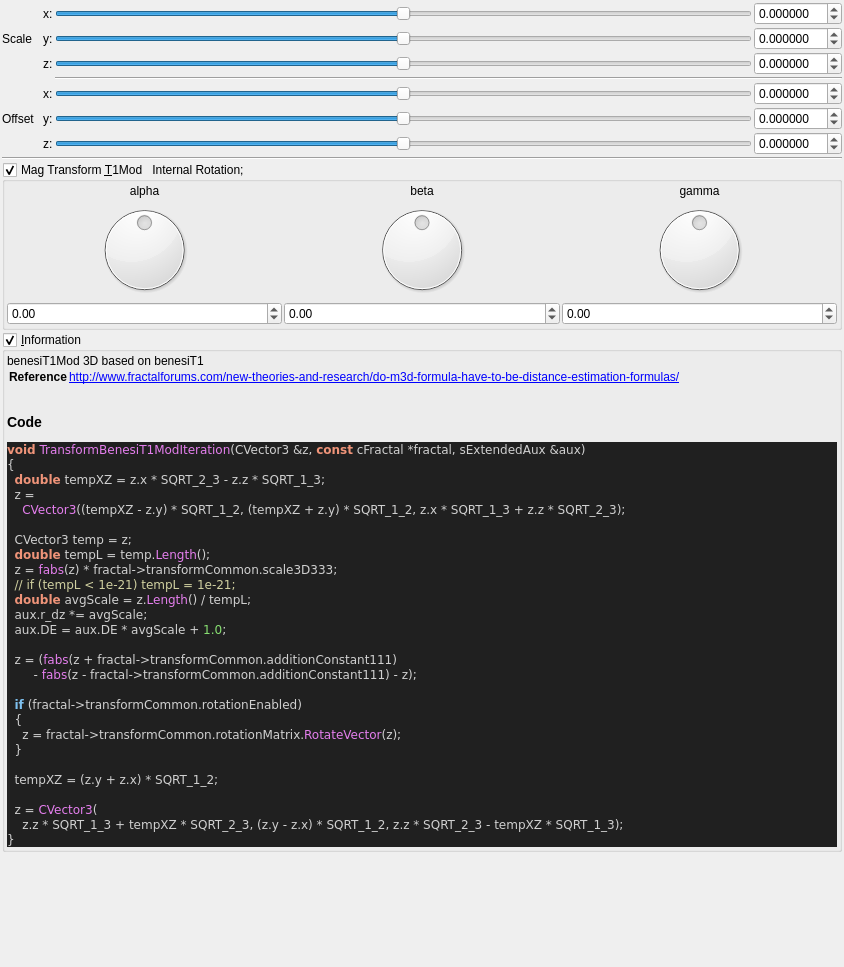
Above: mandelbulber2/qt_data/fractal_transf_benesi_T1Mod.ui from buddhi1980/mandelbulber2 before the change. Below: the same form after it.
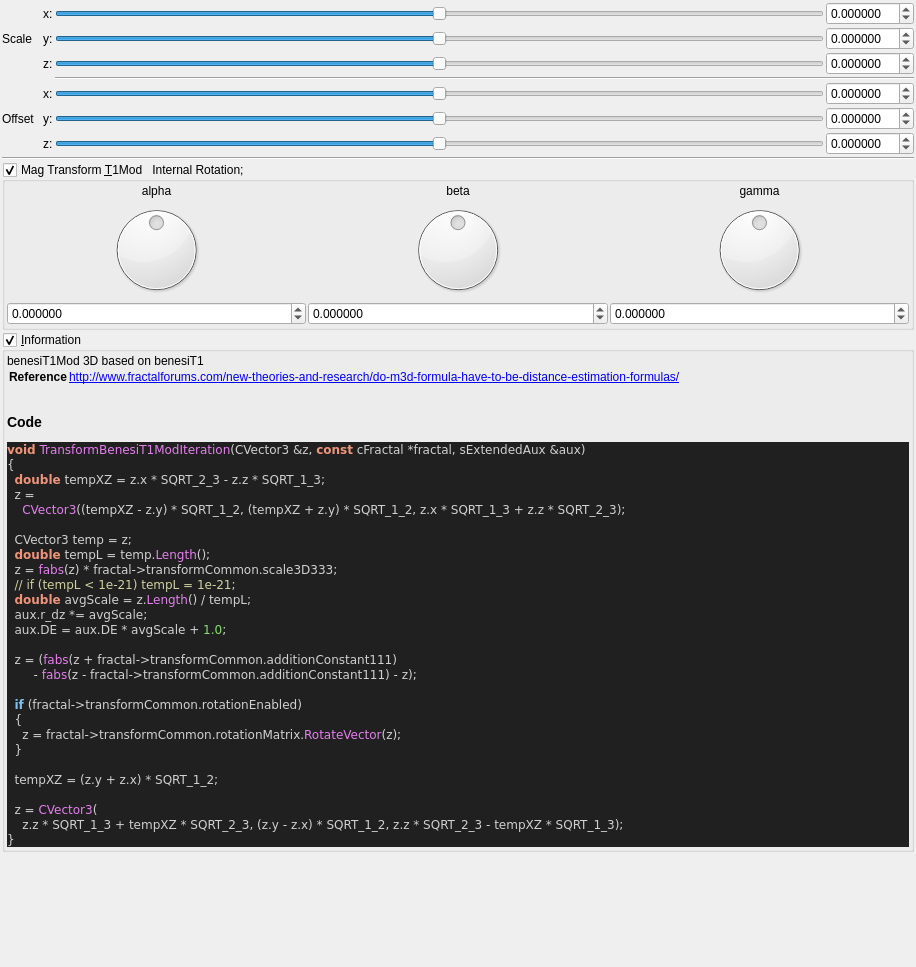
That is the form after the change. Custom widgets are drawn as their Qt base class.

```diff
--- a/mandelbulber2/qt_data/fractal_transf_benesi_T1Mod.ui
+++ b/mandelbulber2/qt_data/fractal_transf_benesi_T1Mod.ui
@@ -6,7 +6,7 @@
    <rect>
     <x>0</x>
     <y>0</y>
-    <width>844</width>
+    <width>916</width>
     <height>967</height>
    </rect>
   </property>
@@ -534,7 +534,7 @@
            <string/>
           </property>
           <property name="decimals">
-           <number>2</number>
+           <number>6</number>
           </property>
           <property name="minimum">
            <double>-180.000000000000000</double>
@@ -575,7 +575,7 @@
            <string/>
           </property>
           <property name="decimals">
-           <number>2</number>
+           <number>6</number>
           </property>
           <property name="minimum">
            <double>-180.000000000000000</double>
@@ -603,7 +603,7 @@
            <string/>
           </property>
           <property name="decimals">
-           <number>2</number>
+           <number>6</number>
           </property>
           <property name="minimum">
            <double>-180.000000000000000</double>
```
